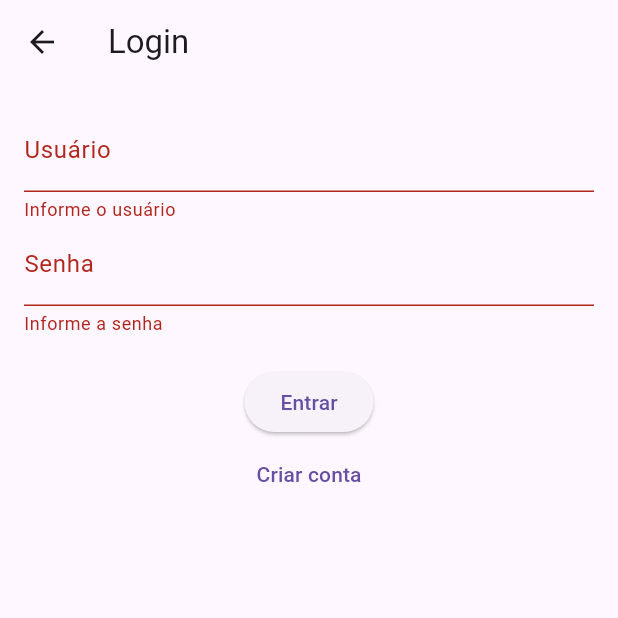
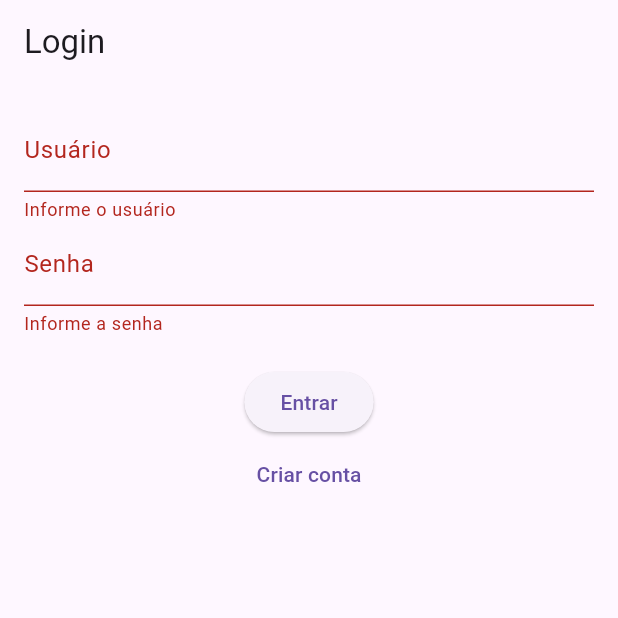
Before and after one commit to ViniciusBrasilio01/projetos-mobile, a Flutter app: the screen it shows after launch, after a tap on "Entrar", on a phone screen of 412 x 824 dp, the top half of it. Run offline on Flutter 3.47's test engine with Material 3 defaults, Android fonts, the phone set to English and light mode, and no system bars; our stand-ins replace audioplayers, google_fonts, hive, hive_flutter, lottie; accounts and stored records are empty.

Commit message:
Adicionado dependencias, alterado: main.dart/login_page.dart

```diff
--- a/lib/main.dart
+++ b/lib/main.dart
@@ -1,61 +1,66 @@
 import 'package:flutter/material.dart';
 import 'package:hive_flutter/hive_flutter.dart';
 
-// Importações das páginas principais
+// Importações das páginas
+
 import 'package:aplicativo_nex/presentation/pages/crisis/crisis_mode_page.dart';
 import 'package:aplicativo_nex/presentation/pages/tasks/task_page.dart';
 import 'package:aplicativo_nex/presentation/pages/login/login_page.dart';
 import 'package:aplicativo_nex/presentation/pages/register/register_page.dart';
 
-// Importações dos modelos Hive
+
+// Modelos Hive
 import 'models/task.dart';
 import 'models/user.dart';
 
 void main() async {
-  // Inicializa o Flutter antes de qualquer operação assíncrona
   WidgetsFlutterBinding.ensureInitialized();
-
-  // Inicializa o Hive com suporte ao Flutter
   await Hive.initFlutter();
 
-  // Registra os adapters dos modelos Hive
+  // Registro dos adapters Hive
   Hive.registerAdapter(TaskAdapter());
   Hive.registerAdapter(UserProfileTypeAdapter());
   Hive.registerAdapter(UserAdapter());
 
-  // Abre as caixas Hive utilizadas no app
-  await Hive.openBox<Task>('tasks'); // Caixa de tarefas
-  await Hive.openBox('auth');        // Caixa de autenticação
-  await Hive.openBox<User>('users'); // Caixa de usuários
+  // Abertura das boxes
+  await Hive.openBox<Task>('tasks');
+  await Hive.openBox('auth');
+  await Hive.openBox<User>('users');
 
   // Verifica se o usuário está logado
-  final isLoggedIn = Hive.box('auth').get('isLoggedIn', defaultValue: false);
+  final authBox = Hive.box('auth');
+  final isLoggedIn = authBox.get('isLoggedIn', defaultValue: false);
+
+  // Recupera o tipo de perfil armazenado (se houver)
+  final int? profileIndex = authBox.get('profileType');
+  final UserProfileType? profileType = profileIndex != null
+      ? UserProfileType.values[profileIndex]
+      : null;
 
   // Executa o aplicativo principal
-  runApp(MyApp(isLoggedIn: isLoggedIn));
+  runApp(MyApp(isLoggedIn: isLoggedIn, profileType: profileType));
 }
 
 /// Widget principal do aplicativo
 class MyApp extends StatelessWidget {
   final bool isLoggedIn;
+  final UserProfileType? profileType;
 
-  const MyApp({super.key, required this.isLoggedIn});
+  const MyApp({super.key, required this.isLoggedIn, required this.profileType});
 
   @override
   Widget build(BuildContext context) {
     return MaterialApp(
       title: 'NEX App',
       debugShowCheckedModeBanner: false,
-
-      // Define temas claro e escuro
       theme: ThemeData.light(),
       darkTheme: ThemeData.dark(),
       themeMode: ThemeMode.system,
 
-      // Define a rota inicial com base no estado de login
-      initialRoute: isLoggedIn ? '/' : '/login',
+      // Define a rota inicial com base no login e perfil
+      initialRoute: _getInitialRoute(),
 
-      // Define todas as rotas nomeadas do aplicativo
+      // Rotas nomeadas do aplicativo
       routes: {
         '/login': (context) => const LoginPage(),
         '/register': (context) => const RegisterPage(),
@@ -71,13 +76,28 @@ class MyApp extends StatelessWidget {
       },
     );
   }
+
+  /// Define a rota inicial com base no tipo de perfil
+  String _getInitialRoute() {
+    if (!isLoggedIn) return '/login';
+
+    switch (profileType) {
+      case UserProfileType.neurodivergente:
+        return '/'; // Home padrão
+      case UserProfileType.responsavel:
+        return '/tasks'; // Exemplo: redireciona para tarefas
+      case UserProfileType.profissional:
+        return '/community'; // Exemplo: redireciona para comunidade
+      default:
+        return '/';
+    }
+  }
 }
 
 /// Tela principal exibida após login
 class HomeScreen extends StatelessWidget {
   final double logoSize = 180;
 
-  // Lista de itens do menu principal
   final List<MenuItem> menuItems = [
     MenuItem(icon: Icons.playlist_add_check, label: 'TAREFAS', route: '/tasks'),
     MenuItem(icon: Icons.forum, label: 'COMUNIDADE', route: '/community'),
@@ -101,18 +121,13 @@ class HomeScreen extends StatelessWidget {
             Column(
               children: [
                 const SizedBox(height: 20),
-
-                // Logo do aplicativo
                 Image.asset(
                   'assets/images/logo_nex.png',
                   width: logoSize,
                   height: logoSize,
                   semanticLabel: 'Logo do aplicativo NEX',
                 ),
-
                 const SizedBox(height: 20),
-
-                // Grade de botões do menu
                 Expanded(
                   child: Padding(
                     padding: const EdgeInsets.symmetric(horizontal: 40, vertical: 40),
@@ -169,8 +184,6 @@ class HomeScreen extends StatelessWidget {
                 ),
               ],
             ),
-
-            // Botão de acesso ao perfil
             Positioned(
               top: 10,
               left: 10,
@@ -182,8 +195,6 @@ class HomeScreen extends StatelessWidget {
                 },
               ),
             ),
-
-            // Botão de acesso às configurações
             Positioned(
               top: 10,
               right: 10,
--- a/lib/presentation/pages/login/login_page.dart
+++ b/lib/presentation/pages/login/login_page.dart
@@ -1,6 +1,9 @@
 import 'package:flutter/material.dart';
 import 'package:hive/hive.dart';
+import 'package:collection/collection.dart';
+import '/models/user.dart';
 
+/// Tela de login do aplicativo
 class LoginPage extends StatefulWidget {
   const LoginPage({super.key});
 
@@ -13,17 +16,28 @@ class _LoginPageState extends State<LoginPage> {
   final _passwordController = TextEditingController();
   final _formKey = GlobalKey<FormState>();
 
+  /// Função responsável por autenticar o usuário
   void _login() {
     if (_formKey.currentState!.validate()) {
-      final usersBox = Hive.box('users');
+      final usersBox = Hive.box<User>('users');
       final authBox = Hive.box('auth');
       final username = _usernameController.text.trim();
       final password = _passwordController.text;
 
-      if (usersBox.containsKey(username) && usersBox.get(username) == password) {
+      // Busca o usuário com nome e senha correspondentes
+      User? user = usersBox.values.firstWhereOrNull(
+        (u) => u.username == username && u.password == password,
+      );
+
+      if (user != null) {
+        // Armazena estado de login e tipo de perfil na box 'auth'
         authBox.put('isLoggedIn', true);
+        authBox.put('profileType', user.profileType.index); // Salva como inteiro
+
+        // Redireciona para a rota inicial definida no main.dart
         Navigator.pushReplacementNamed(context, '/');
       } else {
+        // Exibe mensagem de erro se credenciais forem inválidas
         ScaffoldMessenger.of(context).showSnackBar(
           const SnackBar(content: Text('Usuário ou senha inválidos')),
         );
@@ -33,30 +47,46 @@ class _LoginPageState extends State<LoginPage> {
 
   @override
   Widget build(BuildContext context) {
-    return Scaffold(
-      appBar: AppBar(title: const Text('Login')),
+    return WillPopScope(
+      // Impede que o usuário volte para a tela anterior
+      onWillPop: () async => false,
+      child: Scaffold(
+        appBar: AppBar(
+          title: const Text('Login'),
+          automaticallyImplyLeading: false, // Remove botão de voltar
+        ),
         body: Padding(
           padding: const EdgeInsets.all(16.0),
           child: Form(
             key: _formKey,
             child: Column(
               children: [
+                // Campo de entrada para nome de usuário
                 TextFormField(
                   controller: _usernameController,
                   decoration: const InputDecoration(labelText: 'Usuário'),
-                validator: (value) => value == null || value.isEmpty ? 'Informe o usuário' : null,
+                  validator: (value) =>
+                      value == null || value.isEmpty ? 'Informe o usuário' : null,
                 ),
+
+                // Campo de entrada para senha
                 TextFormField(
                   controller: _passwordController,
                   decoration: const InputDecoration(labelText: 'Senha'),
                   obscureText: true,
-                validator: (value) => value == null || value.isEmpty ? 'Informe a senha' : null,
+                  validator: (value) =>
+                      value == null || value.isEmpty ? 'Informe a senha' : null,
                 ),
+
                 const SizedBox(height: 20),
+
+                // Botão para realizar login
                 ElevatedButton(
                   onPressed: _login,
                   child: const Text('Entrar'),
                 ),
+
+                // Botão para navegar para a tela de cadastro
                 TextButton(
                   onPressed: () => Navigator.pushNamed(context, '/register'),
                   child: const Text('Criar conta'),
@@ -65,6 +95,7 @@ class _LoginPageState extends State<LoginPage> {
             ),
           ),
         ),
+      ),
     );
   }
 }
--- a/pubspec.yaml
+++ b/pubspec.yaml
@@ -53,6 +53,7 @@ dependencies:
   flutter_tts: ^4.2.3
   uuid: ^4.2.1
   path_provider: ^2.0.14
+  collection: ^1.17.0
 
   # Timer e cronômetro
   percent_indicator: ^4.2.3
```
Also changed, not shown: pubspec.lock. Lines whose indentation alone changed are shown as unchanged.
